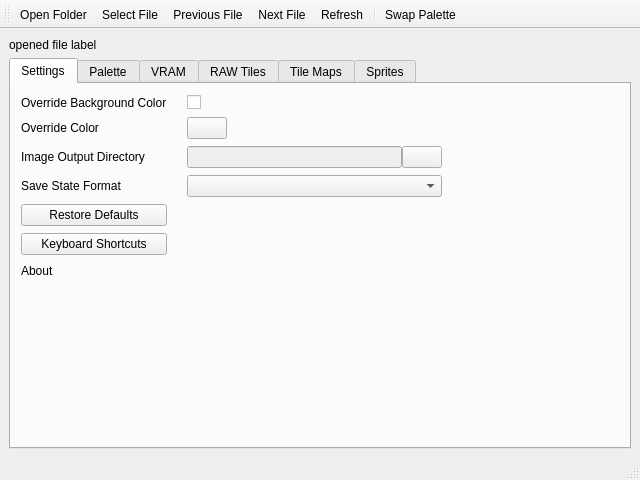
Lupinzar/gssex, file qt/mainwindow.ui: the form before one commit.
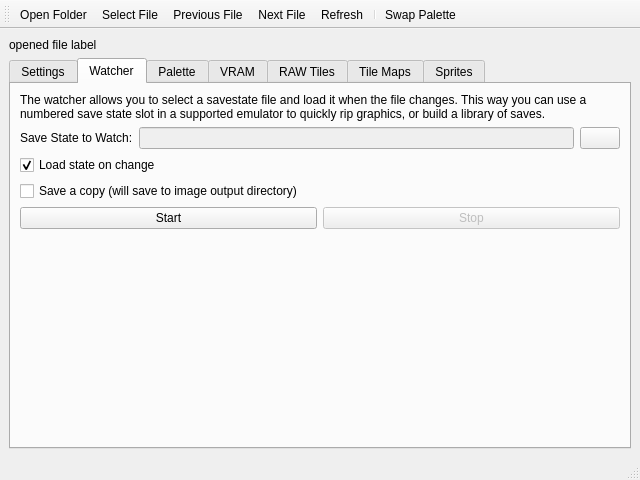
The form after the commit. The open tabs and pages were chosen to show the change. Icons and pictures are not drawn. Custom widgets are drawn as their Qt base class.

Commit message: watcher tab form design

The edit to the form file:
```diff
--- a/qt/mainwindow.ui
+++ b/qt/mainwindow.ui
@@ -186,6 +186,109 @@
         </property>
        </widget>
       </widget>
+      <widget class="QWidget" name="tab_watcher">
+       <attribute name="title">
+        <string>Watcher</string>
+       </attribute>
+       <layout class="QVBoxLayout" name="verticalLayout_2">
+        <item>
+         <widget class="QLabel" name="label">
+          <property name="text">
+           <string>The watcher allows you to select a savestate file and load it when the file changes. This way you can use a numbered save state slot in a supported emulator to quickly rip graphics, or build a library of saves.</string>
+          </property>
+          <property name="wordWrap">
+           <bool>true</bool>
+          </property>
+         </widget>
+        </item>
+        <item>
+         <layout class="QHBoxLayout" name="horizontalLayout_2">
+          <item>
+           <widget class="QLabel" name="label_2">
+            <property name="text">
+             <string>Save State to Watch:</string>
+            </property>
+           </widget>
+          </item>
+          <item>
+           <widget class="QLineEdit" name="watch_file_path_box">
+            <property name="enabled">
+             <bool>false</bool>
+            </property>
+            <property name="placeholderText">
+             <string/>
+            </property>
+           </widget>
+          </item>
+          <item>
+           <widget class="QPushButton" name="watch_file_button">
+            <property name="toolTip">
+             <string>Select Directory</string>
+            </property>
+            <property name="text">
+             <string/>
+            </property>
+            <property name="icon">
+             <iconset resource="resource.qrc">
+              <normaloff>:/icons/folder-open.svg</normaloff>:/icons/folder-open.svg</iconset>
+            </property>
+           </widget>
+          </item>
+         </layout>
+        </item>
+        <item>
+         <widget class="QCheckBox" name="watch_load_toggle">
+          <property name="text">
+           <string>Load state on change</string>
+          </property>
+          <property name="checked">
+           <bool>true</bool>
+          </property>
+         </widget>
+        </item>
+        <item>
+         <widget class="QCheckBox" name="watch_save_toggle">
+          <property name="text">
+           <string>Save a copy (will save to image output directory)</string>
+          </property>
+         </widget>
+        </item>
+        <item>
+         <layout class="QHBoxLayout" name="horizontalLayout_3">
+          <item>
+           <widget class="QPushButton" name="watch_start_button">
+            <property name="text">
+             <string>Start</string>
+            </property>
+           </widget>
+          </item>
+          <item>
+           <widget class="QPushButton" name="watch_stop_button">
+            <property name="enabled">
+             <bool>false</bool>
+            </property>
+            <property name="text">
+             <string>Stop</string>
+            </property>
+           </widget>
+          </item>
+         </layout>
+        </item>
+        <item>
+         <spacer name="verticalSpacer">
+          <property name="orientation">
+           <enum>Qt::Orientation::Vertical</enum>
+          </property>
+          <property name="sizeHint" stdset="0">
+           <size>
+            <width>17</width>
+            <height>181</height>
+           </size>
+          </property>
+         </spacer>
+        </item>
+       </layout>
+      </widget>
       <widget class="TabPalette" name="tab_palette">
        <attribute name="title">
         <string>Palette</string>
```
